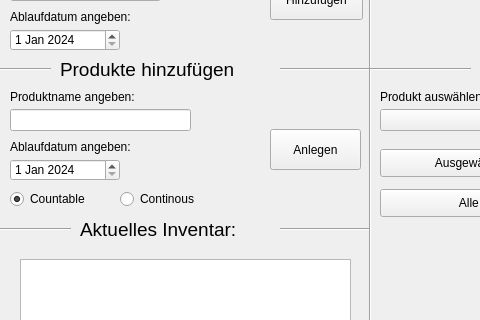
The window that src/Einkaufsmanagement.ui (smigalski/iFridge) describes before a commit, drawn with Qt 5; both pictures show x 0 to 480 and y 91 to 411 of the 706 by 721 pixel window.
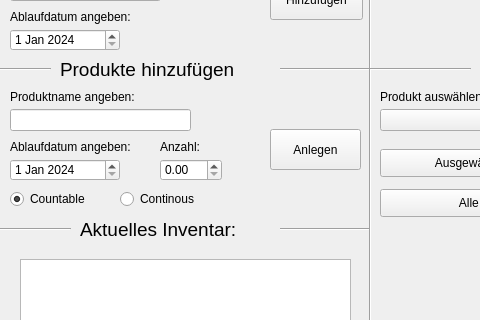
The same window after the commit.

Commit message: [A1.2.1]: GUI  verändert

```diff
--- a/src/Einkaufsmanagement.ui
+++ b/src/Einkaufsmanagement.ui
@@ -532,6 +532,29 @@
      <string>Alle Produkte auf Soll setzen</string>
     </property>
    </widget>
+   <widget class="QLabel" name="label_13">
+    <property name="geometry">
+     <rect>
+      <x>160</x>
+      <y>230</y>
+      <width>55</width>
+      <height>16</height>
+     </rect>
+    </property>
+    <property name="text">
+     <string>Anzahl:</string>
+    </property>
+   </widget>
+   <widget class="QDoubleSpinBox" name="doubleSpinBox_HinzuAnzahl">
+    <property name="geometry">
+     <rect>
+      <x>160</x>
+      <y>250</y>
+      <width>62</width>
+      <height>22</height>
+     </rect>
+    </property>
+   </widget>
   </widget>
   <widget class="QStatusBar" name="statusbar"/>
  </widget>
```
The commit also changes 1 other file.
